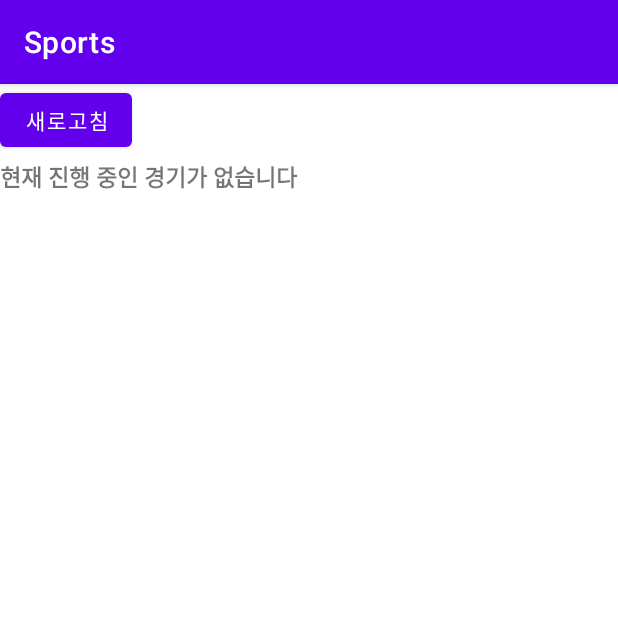
After one commit to jun-uni/OpenSource_SW, an Android app: the SoccerStarActivity screen opened directly, with no data from a screen before it, on a phone screen of 412 x 824 dp, the top half of it. The commit adds this screen. Run offline under Robolectric (Android 15) with nearby library versions, the phone set to English and light mode, and no system bars.

Commit message:
경기 실시간 정보 받아오기 구현(점수, 점유율, 유효 슈팅, 빗나간 슈팅, 총 패스)(디자인 미구현)

```diff
--- a/swProject/app/src/main/AndroidManifest.xml
+++ b/swProject/app/src/main/AndroidManifest.xml
@@ -30,6 +30,7 @@
         <activity android:name=".ui.baseballActivity"/>
         <activity android:name=".ui.SoccerRankingActivity"/>
         <activity android:name=".ui.SoccerScheduleActivity"/>
+        <activity android:name=".ui.SoccerStarActivity"/>
     </application>
 
 </manifest>
--- a/swProject/app/src/main/java/com/example/swproject/ui/SoccerRankingActivity.java
+++ b/swProject/app/src/main/java/com/example/swproject/ui/SoccerRankingActivity.java
@@ -8,7 +8,6 @@ import androidx.annotation.Nullable;
 
 import com.example.swproject.R;
 import com.example.swproject.data.SoccerData;
-import com.example.swproject.ui.soccerActivity;
 import com.example.swproject.util.MyParser;
 
 import org.jsoup.Jsoup;
--- /dev/null
+++ b/swProject/app/src/main/java/com/example/swproject/ui/SoccerStarActivity.java
@@ -0,0 +1,123 @@
+package com.example.swproject.ui;
+
+import android.content.Intent;
+import android.os.AsyncTask;
+import android.os.Build;
+import android.os.Bundle;
+import android.view.View;
+import android.widget.Button;
+import android.widget.TextView;
+
+import androidx.annotation.Nullable;
+import androidx.annotation.RequiresApi;
+
+import com.example.swproject.R;
+import com.example.swproject.data.Schedule;
+import com.example.swproject.data.SoccerData;
+import com.example.swproject.util.MyParser;
+
+import org.jsoup.Jsoup;
+import org.jsoup.nodes.Document;
+import org.jsoup.select.Elements;
+
+import java.io.IOException;
+import java.time.format.DateTimeFormatter;
+import java.util.List;
+
+public class SoccerStarActivity extends soccerActivity{
+    private TextView live_data_;
+    private boolean is_playing_ = false;
+
+    /*임시로 첼시로 정함*/
+    private final String schedule_url_ = "https://www.goal.com/kr/%ED%8C%80/%EC%B2%BC%EC%8B%9C/%EC%9D%BC%EC%A0%95-%EA%B2%B0%EA%B3%BC/%ED%94%84%EB%A6%AC%EB%AF%B8%EC%96%B4%EB%A6%AC%EA%B7%B8/2kwbbcootiqqgmrzs6o5inle5/9q0arba2kbnywth8bkxlhgmdr";
+    private String playing_url_ = "";
+    @Override
+    protected void onCreate(@Nullable Bundle savedInstanceState) {
+        super.onCreate(savedInstanceState);
+        setContentView(R.layout.soccer_star);
+
+        new GetLive().execute(schedule_url_);
+
+        live_data_ = (TextView)findViewById(R.id.text_live);
+
+        Button btnRefresh = (Button) findViewById(R.id.btnRefresh);
+        btnRefresh.setOnClickListener(new View.OnClickListener(){
+            @Override
+            public void onClick(View view) {
+                new GetLive().execute(schedule_url_);
+            }
+        });
+    }
+
+    private class GetLive extends AsyncTask<String, Void, Void> {
+        /*
+        실시간 경기 정보
+         */
+        @RequiresApi(api = Build.VERSION_CODES.O)
+        protected Void doInBackground(String... params){
+            try {
+                Document doc = null;
+
+                doc = Jsoup.connect(schedule_url_).get();
+                Elements data = doc.select("div.widget-entity-matches__list");
+                String str = data.toString();
+
+                if(str.contains("match-row  status-pla")){
+                    str = str.substring(str.indexOf("match-row  status-pla"));
+                    str = str.substring(str.indexOf("match-main-data-link"));
+                    playing_url_ = str.substring(str.indexOf("href") + "href".length() + 2, str.indexOf(">") - 1);
+                    playing_url_ = "https://www.goal.com" + playing_url_;
+                    is_playing_ = true;
+                }
+            } catch (IOException e) {
+                e.printStackTrace();
+            }
+            return null;
+        }
+
+        @RequiresApi(api = Build.VERSION_CODES.O)
+        @Override
+        protected void onPostExecute(Void a){
+            //is_playing_ = true; //나중에 지워야됨
+            if(is_playing_){
+                //playing_url_ = "https://www.goal.com/kr/%EA%B2%BD%EA%B8%B0/%EC%B2%BC%EC%8B%9C-v-%EB%A0%88%EC%8A%A4%ED%84%B0-%EC%8B%9C%ED%8B%B0/ejwo9te0ye4nkw4b04txqkbo4"; //나중에 지워야 됨
+                new GetData().execute(playing_url_);
+            }else{
+                live_data_.setText("현재 진행 중인 경기가 없습니다");
+            }
+        }
+    }
+
+    private class GetData extends AsyncTask<String, Void, SoccerData.LiveData> {
+        /*
+        실시간 경기 정보
+         */
+        protected SoccerData.LiveData doInBackground(String... params){
+            try {
+                Document doc = null;
+
+                doc = Jsoup.connect(playing_url_).get();
+                Elements data = doc.select("body");
+
+                return MyParser.ParseSoccerLiveData(data.toString());
+            } catch (IOException e) {
+                e.printStackTrace();
+            }
+            return null;
+        }
+
+        @Override
+        protected void onPostExecute(SoccerData.LiveData data){
+            String str = "";
+
+            str += data.GetTeamLeft().GetName() + " vs " + data.GetTeamRight().GetName() + "\n";
+            str += "점수 [" + data.GetTeamLeft().GetScore() + " : " + data.GetTeamRight().GetScore() + "]\n";
+            str += "점유율 [" + data.GetTeamLeft().GetPossession() + "% : " + data.GetTeamRight().GetPossession() + "%]\n";
+            str += "유효 슈팅 [" + data.GetTeamLeft().GetOnTargetShot() + " : " + data.GetTeamRight().GetOnTargetShot() + "]\n";
+            str += "빗나간 슈팅 [" + data.GetTeamLeft().GetMissedShot() + " : " + data.GetTeamRight().GetMissedShot() + "]\n";
+            str += "총 패스 [" + data.GetTeamLeft().GetTotalPass() + " : " + data.GetTeamRight().GetTotalPass() + "]";
+
+            live_data_.setText(str);
+        }
+    }
+}
--- a/swProject/app/src/main/java/com/example/swproject/ui/soccerActivity.java
+++ b/swProject/app/src/main/java/com/example/swproject/ui/soccerActivity.java
@@ -11,7 +11,6 @@ import androidx.appcompat.app.AppCompatActivity;
 import com.example.swproject.R;
 
 public class soccerActivity extends AppCompatActivity {
-
     @Override
     protected void onCreate(@Nullable Bundle savedInstanceState) {
         super.onCreate(savedInstanceState);
@@ -35,6 +34,15 @@ public class soccerActivity extends AppCompatActivity {
             }
         });
 
+        Button btnStars = (Button) findViewById(R.id.btnStarS);
+        btnStars.setOnClickListener(new View.OnClickListener(){
+            @Override
+            public void onClick(View view) {
+                Intent intent = new Intent(getApplicationContext(), SoccerStarActivity.class);
+                startActivity(intent);
+            }
+        });
+
 
     }
 }
--- a/swProject/app/src/main/res/layout/soccer.xml
+++ b/swProject/app/src/main/res/layout/soccer.xml
@@ -6,7 +6,7 @@
 
 
     <Button
-        android:id="@+id/btnstarS"
+        android:id="@+id/btnNewsS"
         android:layout_width="310dp"
         android:layout_height="wrap_content"
         android:layout_marginStart="50dp"
@@ -40,7 +40,7 @@
         android:textSize="20dp" />
 
     <Button
-        android:id="@+id/btnNewsS"
+        android:id="@+id/btnStarS"
         android:layout_width="310dp"
         android:layout_height="wrap_content"
         android:layout_marginStart="50dp"
--- /dev/null
+++ b/swProject/app/src/main/res/layout/soccer_star.xml
@@ -0,0 +1,29 @@
+<?xml version="1.0" encoding="utf-8"?>
+<RelativeLayout xmlns:android="http://schemas.android.com/apk/res/android"
+    android:layout_width="match_parent"
+    android:layout_height="match_parent">
+
+    <Button
+        android:id="@+id/btnRefresh"
+        android:layout_width="wrap_content"
+        android:layout_height="wrap_content"
+        android:layout_alignParentStart="true"
+        android:layout_alignParentTop="true"
+        android:text="새로고침" />
+
+    <ScrollView
+        android:layout_width="match_parent"
+        android:layout_height="280dp"
+        android:layout_marginTop="50dp">
+
+        <TextView
+            android:id="@+id/text_live"
+            android:layout_width="match_parent"
+            android:layout_height="wrap_content"
+            android:textSize="15sp"
+            android:textStyle="bold" />
+
+
+    </ScrollView>
+
+</RelativeLayout>
```
Also changed, not shown: swProject/app/src/main/java/com/example/swproject/data/SoccerData.java (+62 -0 lines), swProject/app/src/main/java/com/example/swproject/ui/SoccerNewsActivity.java (added, +21 -0 lines), swProject/app/src/main/java/com/example/swproject/ui/SoccerScheduleActivity.java (+6 -2 lines), swProject/app/src/main/java/com/example/swproject/util/MyParser.java (+54 -0 lines), swProject/app/src/main/res/layout/soccer_news.xml (added, +39 -0 lines).
